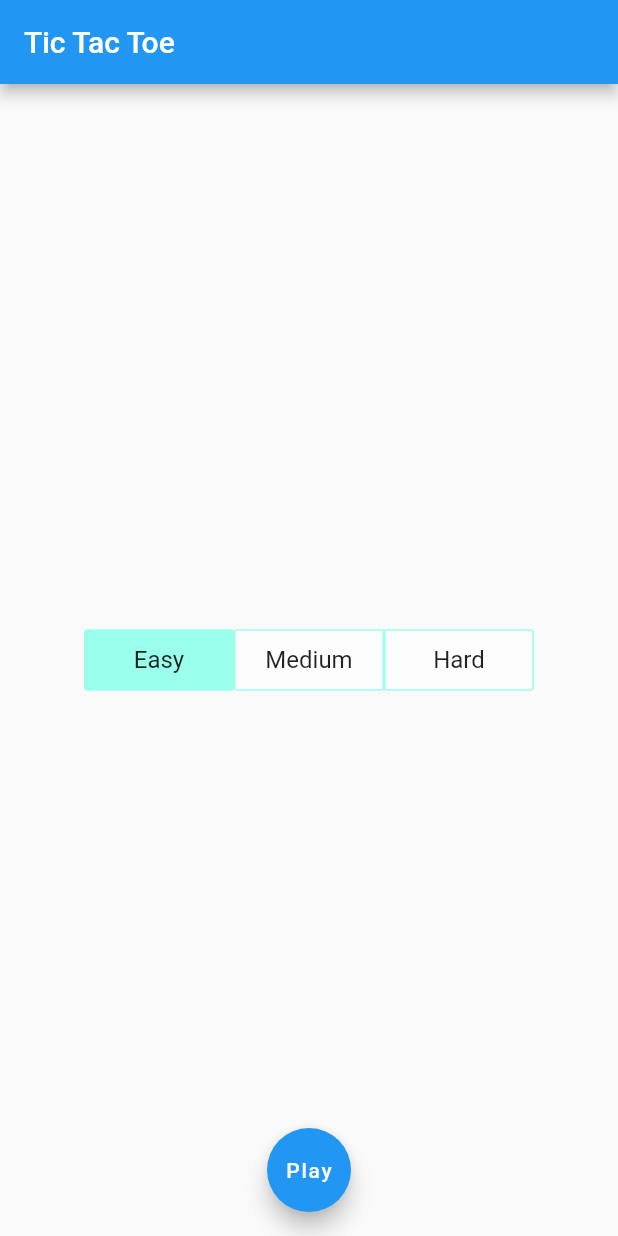
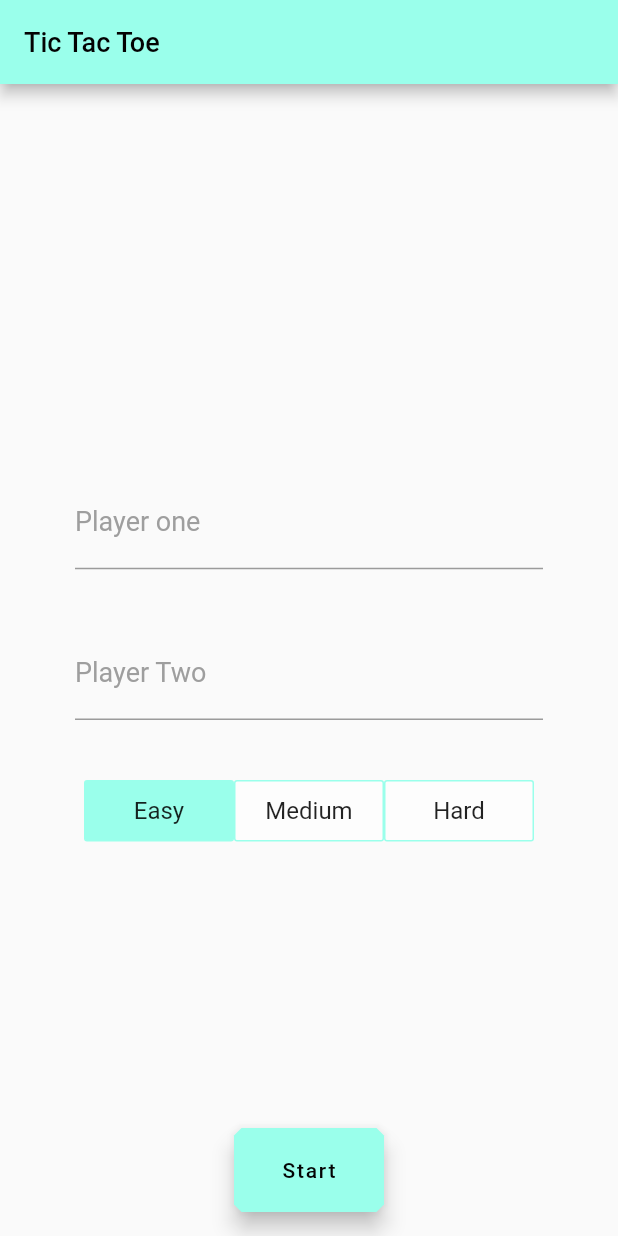
Before and after one commit to Hari-Venkatesh-P/Tic-Tac-Toe, a Flutter app: the screen it shows after launch, on a phone screen of 412 x 824 dp. Run offline on Flutter 3.47's test engine with Material 2 defaults, Android fonts, the light colour scheme and no system bars.

Commit message:
Home page updates. Added player names and validations.

```diff
--- a/lib/components/PlayerCard.dart
+++ b/lib/components/PlayerCard.dart
@@ -8,7 +8,7 @@ class PlayerCard extends StatelessWidget {
 
   final Map<String, Color> cardStyles;
 
-  const PlayerCard(this.playerName, this.cardStyles, this.isPlayerX);
+  const PlayerCard(this.playerName, this.cardStyles, this.isPlayerX, {super.key});
 
   @override
   Widget build(BuildContext context) {
@@ -17,7 +17,7 @@ class PlayerCard extends StatelessWidget {
       decoration: BoxDecoration(
         color: cardStyles!.containsKey('backgroundColor')
             ? cardStyles!['backgroundColor']!
-            : AppColors.secondaryColor,
+            : AppColors.whiteColor,
         borderRadius: BorderRadius.circular(15),
         border: Border.all(
           width: 1,
--- a/lib/components/XOGrid.dart
+++ b/lib/components/XOGrid.dart
@@ -8,7 +8,7 @@ class XOGrid extends StatelessWidget {
 
   final VoidCallback onGridTapped;
 
-  const XOGrid(this.text, this.gridStyles, this.onGridTapped);
+  const XOGrid(this.text, this.gridStyles, this.onGridTapped, {super.key});
 
   @override
   Widget build(BuildContext context) {
@@ -31,7 +31,7 @@ class XOGrid extends StatelessWidget {
                 fontSize: 32,
                 color: gridStyles!.containsKey('textColor')
                     ? gridStyles!['textColor']!
-                    : AppColors.secondaryColor,
+                    : AppColors.whiteColor,
               ),
             ),
           ),
--- a/lib/main.dart
+++ b/lib/main.dart
@@ -2,6 +2,7 @@ import 'dart:io';
 
 import 'package:flutter/material.dart';
 import 'package:tic_tac_toe/molecules/CustomRadioButton.dart';
+import 'package:tic_tac_toe/molecules/CustomTextInput.dart';
 import 'package:tic_tac_toe/utils/colors.dart';
 import 'package:tic_tac_toe/utils/constants.dart';
 import 'package:tic_tac_toe/utils/utility.dart';
@@ -21,34 +22,30 @@ class MyApp extends StatelessWidget {
       theme: ThemeData(
         primarySwatch: Colors.blue,
       ),
-      home: const MyHomePage(title: 'Flutter Demo Home Page'),
+      home: const MyHomePage(),
     );
   }
 }
 
 class MyHomePage extends StatefulWidget {
-  const MyHomePage({super.key, required this.title});
 
-  final String title;
+  const MyHomePage({super.key});
 
   @override
   State<MyHomePage> createState() => _MyHomePageState();
 }
 
 class _MyHomePageState extends State<MyHomePage> {
-  void playGame(String gameLevel) {
-    Navigator.push(
-      context,
-      MaterialPageRoute(
-          builder: (context) =>  GameScreen(
-                rows: getRowCountFromGameLevel(gameLevel),
-                playerOne: 'Hari',
-                playerTwo: 'Venkat',
-              )),
-    );
+  String gameLevel = easy;
+  final playerOneTextController = TextEditingController();
+  final playerTwoTextController = TextEditingController();
+
+  @override
+  void dispose() {
+    playerOneTextController.dispose();
+    playerTwoTextController.dispose();
+    super.dispose();
   }
-
-  String gameLevel = easy;
 
   Map<String, Color> getStyles() {
     var styles = Map<String, Color>();
@@ -56,18 +53,69 @@ class _MyHomePageState extends State<MyHomePage> {
     return styles;
   }
 
+  void playGame(String gameLevel) {
+    Navigator.push(
+      context,
+      MaterialPageRoute(
+          builder: (context) => GameScreen(
+                rows: getRowCountFromGameLevel(gameLevel),
+                playerOne: playerOneTextController.text,
+                playerTwo: playerTwoTextController.text,
+              )),
+    );
+  }
+
+  void floatingButtonPressed() {
+    if(playerOneTextController.text.isEmpty || playerTwoTextController.text.isEmpty){
+      ScaffoldMessenger.of(context).showSnackBar(SnackBar(
+        content: const Text('Add player names'),
+        action: SnackBarAction(
+          label: 'Ok',
+          onPressed: () {
+            ScaffoldMessenger.of(context).hideCurrentSnackBar();
+          },
+        ),
+      ));
+    } else {
+      playGame(gameLevel);
+    }
+  }
+
   @override
   Widget build(BuildContext context) {
     return Scaffold(
       floatingActionButtonLocation: FloatingActionButtonLocation.centerFloat,
       appBar: AppBar(
-        title: Text('Tic Tac Toe'),
+        title: Text(
+           TIC_TAC_TOE,
+          style: TextStyle(
+            fontSize: 18,
+            color: AppColors.blackColor,
+          ),
+        ),
+        backgroundColor: AppColors.primaryColor,
       ),
       body: Center(
         child: Column(
           mainAxisAlignment: MainAxisAlignment.center,
           children: <Widget>[
-            CustomRadioButton(
+            Padding(
+              padding: const EdgeInsets.symmetric(horizontal: 50, vertical: 20),
+              child: CustomTextInput(playerOneTextController.text,
+                  'Player name', 'Player one', playerOneTextController),
+            ),
+            Padding(
+              padding: const EdgeInsets.symmetric(horizontal: 50, vertical: 20),
+              child: CustomTextInput(
+                playerTwoTextController.text,
+                'Player name',
+                'Player Two',
+                playerTwoTextController,
+              ),
+            ),
+            Padding(
+              padding: const EdgeInsets.symmetric(horizontal: 50, vertical: 20),
+              child: CustomRadioButton(
                   gameLevel,
                   game_level_options,
                   getStyles(),
@@ -76,16 +124,23 @@ class _MyHomePageState extends State<MyHomePage> {
                           gameLevel = val;
                         })
                       }),
+            ),
           ],
         ),
       ),
-      floatingActionButton: FloatingActionButton(
-        onPressed: () => playGame(gameLevel),
+      floatingActionButton: SizedBox(
+          width: 100,
+          child: FloatingActionButton(
+            onPressed: () => floatingButtonPressed(),
             tooltip: 'Play Tic Tac Toe',
+            backgroundColor: AppColors.primaryColor,
+            shape:
+                BeveledRectangleBorder(borderRadius: BorderRadius.circular(5)),
             child: Text(
-          'Play',
+              'Start',
+              style: TextStyle(color: AppColors.blackColor),
             ),
-      ),
+          )),
     );
   }
 }
--- a/lib/molecules/CustomRadioButton.dart
+++ b/lib/molecules/CustomRadioButton.dart
@@ -10,9 +10,9 @@ class CustomRadioButton extends StatelessWidget {
 
   final ValueChanged<String> onRadioButtonSelected;
 
-  const CustomRadioButton(this.value, this.options, this.cardStyles, this.onRadioButtonSelected);
+  const CustomRadioButton(this.value, this.options, this.cardStyles, this.onRadioButtonSelected, {super.key});
 
-  Widget RadioButton(String title, ValueChanged<String> onRadioButtonSelected, isOptionSelected) {
+  Widget radioButton(String title, ValueChanged<String> onRadioButtonSelected, isOptionSelected) {
     return GestureDetector(
         onTap: () => onRadioButtonSelected(title),
         child: Container(
@@ -37,12 +37,12 @@ class CustomRadioButton extends StatelessWidget {
         ));
   }
 
-  List<Widget> generateRadioButtons() {
+  List<Widget> generateRadioButtons(String val) {
     var list = options.map<List<Widget>>(
       (data) {
         var widgetList = <Widget>[];
         widgetList
-            .add(RadioButton(data, (val) => onRadioButtonSelected(val), value == data));
+            .add(radioButton(data, (val) => onRadioButtonSelected(val), value == data));
         return widgetList;
       },
     ).toList();
@@ -55,7 +55,7 @@ class CustomRadioButton extends StatelessWidget {
     return Row(
       mainAxisAlignment: MainAxisAlignment.center,
       crossAxisAlignment: CrossAxisAlignment.center,
-      children: generateRadioButtons(),
+      children: generateRadioButtons(value),
     );
   }
 }
--- /dev/null
+++ b/lib/molecules/CustomTextInput.dart
@@ -0,0 +1,32 @@
+import 'package:flutter/material.dart';
+
+class CustomTextInput extends StatelessWidget {
+  final String value;
+
+  final String placeHolderText;
+
+  final String labelText;
+
+  final TextEditingController textEditingController;
+
+  const CustomTextInput(this.value, this.placeHolderText, this.labelText, this.textEditingController,  {super.key});
+
+  @override
+  Widget build(BuildContext context) {
+    return TextField(
+      controller: textEditingController,
+      decoration: InputDecoration(
+        filled: false,
+        hintText: placeHolderText,
+        hintStyle: const TextStyle(color: Colors.grey),
+        labelText: labelText,
+        labelStyle: const TextStyle(
+          fontSize: 18,
+          color: Colors.grey,
+        ),
+        focusedBorder: const UnderlineInputBorder(
+            borderSide: BorderSide(color: Colors.black)),
+      ),
+    );
+  }
+}
--- a/lib/utils/colors.dart
+++ b/lib/utils/colors.dart
@@ -1,9 +1,7 @@
 import 'package:flutter/material.dart';
 
 class AppColors {
-  static Color primaryColor = Color(0xFF9AFFEB);
-  static Color secondaryColor = Color(0xFFffca27);
-  static Color accentColor = Color(0xFF4169e8);
-  static Color blackColor = Color(0xff030303);
-  static Color whiteColor = Color(0xfffdfdfd);
+  static Color primaryColor = const Color(0xFF9AFFEB);
+  static Color blackColor = const Color(0xff030303);
+  static Color whiteColor = const Color(0xfffdfdfd);
 }
--- a/lib/utils/constants.dart
+++ b/lib/utils/constants.dart
@@ -1,5 +1,5 @@
 String EMPTY_STRING = '';
-
+String TIC_TAC_TOE = 'Tic Tac Toe';
 String easy = 'Easy';
 String medium = 'Medium';
 String hard = 'Hard';
```
Also changed, not shown: lib/screens/GameScreen.dart (+23 -1 lines). Lines whose indentation alone changed are shown as unchanged.
